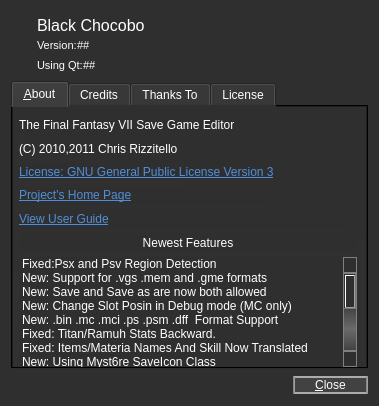
This is about.ui in sithlord48/blackchocobo as Qt 5 draws it before an edit. The edited form follows.
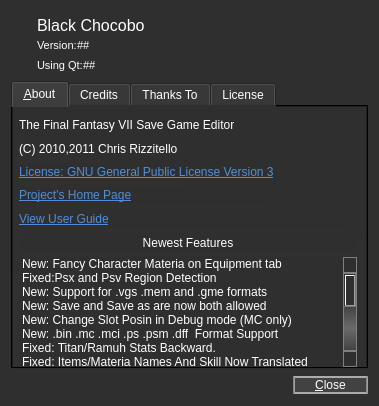
This is the edited form. Icons and pictures are not drawn.

Commit message: new materiaupdate and materiaupdate_slot functions fancier materia editor for character equipt materia. language update.

The edit to the form file:
```diff
--- a/about.ui
+++ b/about.ui
@@ -431,6 +431,11 @@
          <property name="selectionMode">
           <enum>QAbstractItemView::NoSelection</enum>
          </property>
+         <item>
+          <property name="text">
+           <string>New: Fancy Character Materia on Equipment tab</string>
+          </property>
+         </item>
          <item>
           <property name="text">
            <string>Fixed:Psx and Psv Region Detection</string>
```
The commit also changes 7 other files.
